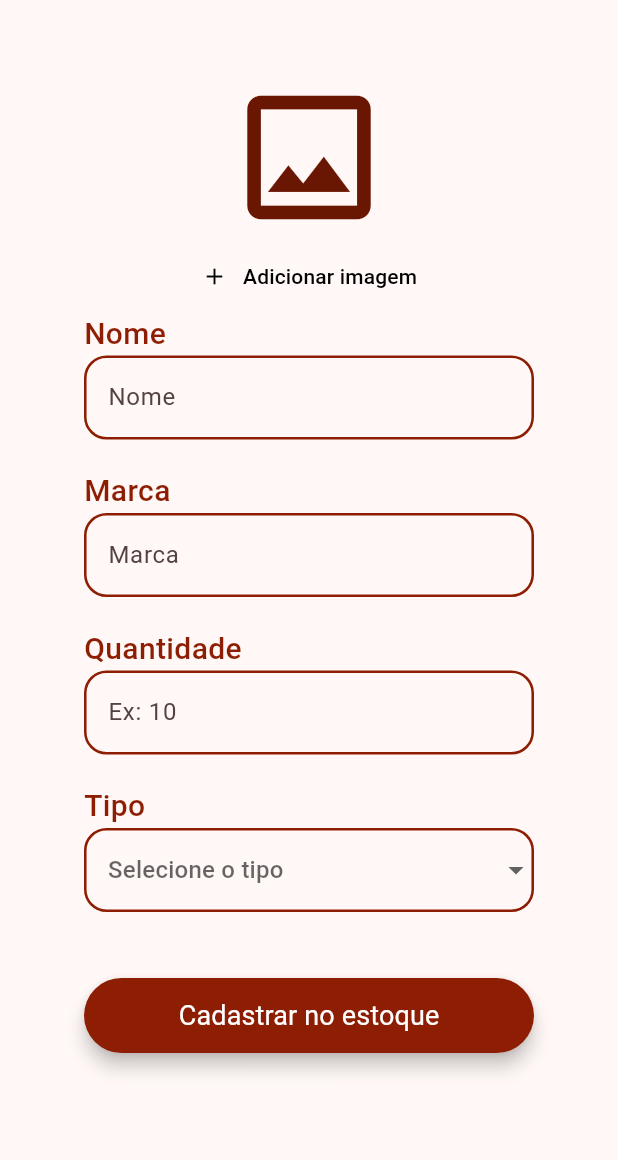
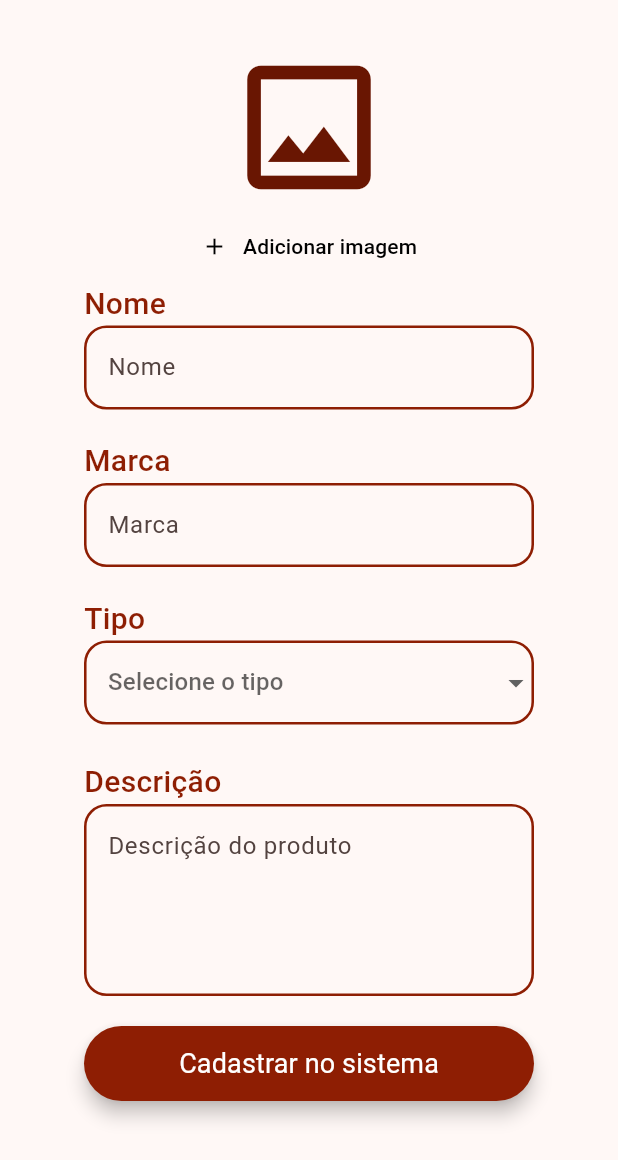
Before and after one commit to andree-felipe/projeto_final_asimov, a Flutter app: the RegisterNewProductPage screen opened directly, on a phone screen of 412 x 824 dp. Shown: the top 1160 px of the screen. Run offline on Flutter 3.47's test engine with Material 3 defaults, Android fonts, the phone set to English and light mode, and no system bars; our stand-ins replace cloud_firestore, firebase_auth, firebase_core, firebase_storage, flutter_svg, image_picker and 1 more; missing offline and left inert: custom_check_box; accounts and stored records are empty.

Commit message:
Finalização do cadastro de um novo produto, com firebase funcional

```diff
--- a/lib/components/new_product_form.dart
+++ b/lib/components/new_product_form.dart
@@ -1,10 +1,12 @@
-// ignore_for_file: prefer_const_constructors, sized_box_for_whitespace
+// ignore_for_file: prefer_const_constructors, sized_box_for_whitespace, avoid_init_to_null, prefer_final_fields, use_build_context_synchronously
 
 import 'dart:io';
 
+import 'package:cloud_firestore/cloud_firestore.dart';
 import 'package:flutter/material.dart';
 import 'package:projeto_final_asimov/components/product_image_picker.dart';
 import 'package:projeto_final_asimov/core/models/new_product_form_data.dart';
+import 'package:projeto_final_asimov/core/services/auth/auth_service.dart';
 
 import '../core/services/products_services/product_service.dart';
 
@@ -19,23 +21,56 @@ class _NewProductFormState extends State<NewProductForm> {
   final _formKey = GlobalKey<FormState>();
   final _newProductFormData = NewProductFormData();
   String? _selectedType = null;
+  bool _returnValue = false;
+
+  final _currentUser = AuthService().currentUser;
+
+  _alreadyRegisteredVerification(String nameToVerificate, String brandToVerificate) async {
+    final productsCollection = FirebaseFirestore.instance.collection('products');
+
+    final query = productsCollection.where('name', isEqualTo: nameToVerificate).where('brand', isEqualTo: brandToVerificate);
+    final queryResult = await query.get();
+
+    if(queryResult.size > 0) {
+      _returnValue = true;
+    }
+  }
 
   void _handleImagePick(File image) {
     _newProductFormData.image = image;
+  }
+
+  void _showError(String msg) {
+    ScaffoldMessenger.of(context).showSnackBar(
+      SnackBar(
+        content: Text(msg),
+        backgroundColor: Theme.of(context).colorScheme.error,
+      ),
+    );
   }
 
   Future<void> _submitForm() async {
     final isValid = _formKey.currentState?.validate() ?? false;
     if (!isValid) return;
 
+    if (_newProductFormData.image == null) {
+      return _showError('Imagem não selecionada');
+    }
+
+    _alreadyRegisteredVerification(_newProductFormData.name, _newProductFormData.brand);
+    if(_returnValue) {
+      return _showError('Esse produto, dessa marca, já está cadastrado');
+    }
+
     await ProductService().save(
       _newProductFormData.name,
       _newProductFormData.type,
       _newProductFormData.brand,
-      _newProductFormData.quantity,
-      _newProductFormData.registerDate,
+      _newProductFormData.registrationDate,
       _newProductFormData.lastEditDate,
       _newProductFormData.image,
+      _newProductFormData.description,
+      _newProductFormData.editedBy,
     );
   }
 
@@ -43,6 +78,7 @@ class _NewProductFormState extends State<NewProductForm> {
   Widget build(BuildContext context) {
     return Column(
       children: [
+        SizedBox(height: 30),
         ProductImagePicker(onImagePick: _handleImagePick),
         Form(
           key: _formKey,
@@ -135,55 +171,6 @@ class _NewProductFormState extends State<NewProductForm> {
               ),
               SizedBox(height: 20),
               Text(
-                'Quantidade',
-                style: TextStyle(
-                  color: const Color.fromRGBO(142, 30, 3, 1),
-                  fontSize: 20,
-                  fontWeight: FontWeight.w500,
-                ),
-              ),
-              // Input Text para o nome do produto
-              Container(
-                width: 300,
-                child: TextFormField(
-                  key: ValueKey('productQuantity'),
-                  // initialValue: _newProductFormData.quantity.toString(),
-                  onChanged: (quantity) {
-                    if(quantity.isEmpty) {
-                      _newProductFormData.quantity = 0;
-                    }
-                    else {
-                      _newProductFormData.quantity = int.tryParse(quantity)!;
-                    }
-                  },
-                  obscureText: false,
-                  decoration: InputDecoration(
-                    enabledBorder: OutlineInputBorder(
-                      borderRadius: BorderRadius.circular(15),
-                      borderSide: BorderSide(
-                          color: Color.fromRGBO(142, 30, 3, 1), width: 1.7),
-                    ),
-                    focusedBorder: OutlineInputBorder(
-                      borderRadius: BorderRadius.circular(15),
-                      borderSide: BorderSide(
-                          color: Color.fromRGBO(142, 30, 3, 1), width: 1.7),
-                    ),
-                    errorBorder: OutlineInputBorder(
-                      borderRadius: BorderRadius.circular(15),
-                      borderSide: BorderSide(
-                          color: Color.fromRGBO(142, 30, 3, 1), width: 1.7),
-                    ),
-                    focusedErrorBorder: OutlineInputBorder(
-                      borderRadius: BorderRadius.circular(15),
-                      borderSide: BorderSide(
-                          color: Color.fromRGBO(142, 30, 3, 1), width: 1.7),
-                    ),
-                    hintText: 'Ex: 10',
-                  ),
-                ),
-              ),
-              SizedBox(height: 20),
-              Text(
                 'Tipo',
                 style: TextStyle(
                   color: const Color.fromRGBO(142, 30, 3, 1),
@@ -239,6 +226,76 @@ class _NewProductFormState extends State<NewProductForm> {
                   ),
                 ),
               ),
+              SizedBox(height: 20),
+              Text(
+                'Descrição',
+                style: TextStyle(
+                  color: const Color.fromRGBO(142, 30, 3, 1),
+                  fontSize: 20,
+                  fontWeight: FontWeight.w500,
+                ),
+              ),
+              // Input Text para o nome do produto
+              Container(
+                width: 300,
+                child: TextFormField(
+                  maxLines: 4,
+                  key: ValueKey('productDescription'),
+                  // initialValue: _newProductFormData.quantity.toString(),
+                  onChanged: (description) =>
+                      _newProductFormData.description = description,
+                  obscureText: false,
+                  decoration: InputDecoration(
+                    enabledBorder: OutlineInputBorder(
+                      borderRadius: BorderRadius.circular(15),
+                      borderSide: BorderSide(
+                          color: Color.fromRGBO(142, 30, 3, 1), width: 1.7),
+                    ),
+                    focusedBorder: OutlineInputBorder(
+                      borderRadius: BorderRadius.circular(15),
+                      borderSide: BorderSide(
+                          color: Color.fromRGBO(142, 30, 3, 1), width: 1.7),
+                    ),
+                    errorBorder: OutlineInputBorder(
+                      borderRadius: BorderRadius.circular(15),
+                      borderSide: BorderSide(
+                          color: Color.fromRGBO(142, 30, 3, 1), width: 1.7),
+                    ),
+                    focusedErrorBorder: OutlineInputBorder(
+                      borderRadius: BorderRadius.circular(15),
+                      borderSide: BorderSide(
+                          color: Color.fromRGBO(142, 30, 3, 1), width: 1.7),
+                    ),
+                    hintText: 'Descrição do produto',
+                  ),
+                ),
+              ),
+              SizedBox(height: 20),
+              Container(
+                width: 300,
+                height: 50,
+                child: ElevatedButton(
+                  onPressed: () async {
+                    _newProductFormData.editedBy = _currentUser!.email;
+
+                    await _submitForm();
+                    Navigator.of(context).pop();
+                  },
+                  style: ButtonStyle(
+                    elevation: WidgetStatePropertyAll<double>(5),
+                    backgroundColor: WidgetStatePropertyAll<Color>(
+                        const Color.fromRGBO(142, 30, 3, 1)),
+                  ),
+                  child: Text(
+                    'Cadastrar no sistema',
+                    style: TextStyle(
+                      fontWeight: FontWeight.normal,
+                      fontSize: 18,
+                      color: Colors.white,
+                    ),
+                  ),
+                ),
+              ),
             ],
           ),
         ),
--- a/lib/core/models/new_product_form_data.dart
+++ b/lib/core/models/new_product_form_data.dart
@@ -4,8 +4,9 @@ class NewProductFormData {
   String name = '';
   String type = '';
   String brand = '';
-  int quantity = 0;
-  DateTime registerDate = DateTime.now();
+  DateTime registrationDate = DateTime.now();
   DateTime lastEditDate = DateTime.now();
   File? image;
+  String description = '';
+  String editedBy = '';
 }
--- a/lib/core/models/product.dart
+++ b/lib/core/models/product.dart
@@ -3,19 +3,21 @@ class Product {
   final String name;
   final String type;
   final String brand;
-  final int quantity;
-  final DateTime registerDate;
+  final DateTime registrationDate;
   final DateTime lastEditDate;
   final String imageURL;
+  final String description;
+  final String editedBy;
 
   Product({
     required this.id,
     required this.name,
     required this.type,
     required this.brand,
-    required this.quantity,
-    required this.registerDate,
+    required this.registrationDate,
     required this.lastEditDate,
     required this.imageURL,
+    required this.description,
+    required this.editedBy,
   });
 }
--- a/lib/core/services/products_services/product_service.dart
+++ b/lib/core/services/products_services/product_service.dart
@@ -10,10 +10,11 @@ abstract class ProductService {
     String title,
     String type,
     String brand,
-    int quantity,
     DateTime registerDate,
     DateTime lastEditDate,
     File? image,
+    String description,
+    String editedBy,
   );
 
   factory ProductService() {
--- a/lib/pages/app_or_auth_page.dart
+++ b/lib/pages/app_or_auth_page.dart
@@ -30,7 +30,6 @@ class AppOrAuthPage extends StatelessWidget {
               if (snapshot.connectionState == ConnectionState.waiting) {
                 return LoadingPage();
               } else {
-                print(snapshot);
                 return snapshot.hasData ? HomePage() : LoginOrSignupPage();
               }
             },
--- a/lib/pages/home_options/products/register_new_product_page.dart
+++ b/lib/pages/home_options/products/register_new_product_page.dart
@@ -12,29 +12,7 @@ class RegisterNewProductPage extends StatelessWidget {
       body: SingleChildScrollView(
         child: Column(
           children: [
-            SizedBox(height: 50),
             NewProductForm(),
-            SizedBox(height: 40),
-            Container(
-              width: 300,
-              height: 50,
-              child: ElevatedButton(
-                onPressed: () {},
-                style: ButtonStyle(
-                  elevation: WidgetStatePropertyAll<double>(5),
-                  backgroundColor: WidgetStatePropertyAll<Color>(
-                      const Color.fromRGBO(142, 30, 3, 1)),
-                ),
-                child: Text(
-                  'Cadastrar no estoque',
-                  style: TextStyle(
-                    fontWeight: FontWeight.normal,
-                    fontSize: 18,
-                    color: Colors.white,
-                  ),
-                ),
-              ),
-            ),
           ],
         ),
       ),
--- a/lib/pages/home_options/profile_page.dart
+++ b/lib/pages/home_options/profile_page.dart
@@ -16,6 +16,10 @@ class ProfilePage extends StatelessWidget {
       body: Column(
         mainAxisAlignment: MainAxisAlignment.end,
         children: [
+          Positioned(
+            top: 100,
+            width: 10,
+            child: CircleAvatar()),
           Container(
             color: Colors.white,
             width: screenWidth,
```
Also changed, not shown: lib/core/services/products_services/product_firebase_service.dart (+19 -9 lines).
